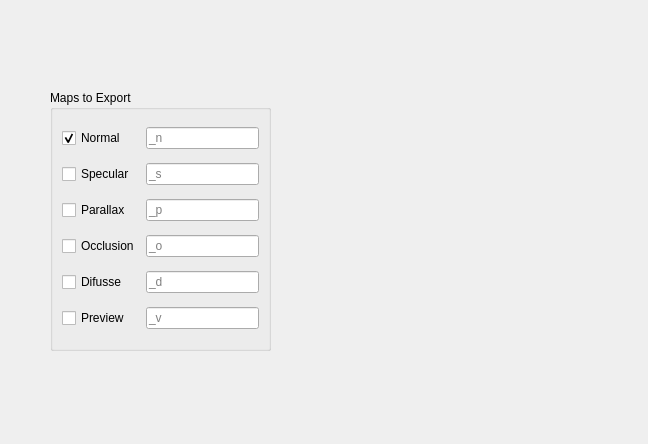
azagaya/laigter, file gui/exportwidget.ui: the form before one commit.
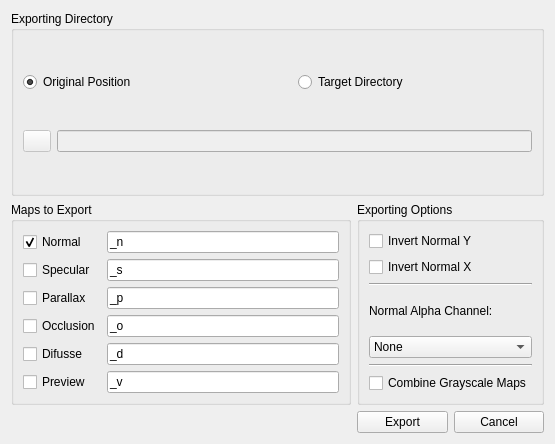
The form after the commit. Icons and pictures are not drawn.

Commit message: Export widget has previous functionality now

Patch:
```diff
--- a/gui/exportwidget.ui
+++ b/gui/exportwidget.ui
@@ -6,22 +6,68 @@
    <rect>
     <x>0</x>
     <y>0</y>
-    <width>648</width>
+    <width>555</width>
     <height>444</height>
    </rect>
   </property>
   <property name="windowTitle">
    <string>Export</string>
   </property>
+  <layout class="QGridLayout" name="gridLayout_4">
+   <item row="0" column="0" colspan="3">
+    <widget class="QGroupBox" name="groupBox_2">
+     <property name="title">
+      <string>Exporting Directory</string>
+     </property>
+     <layout class="QGridLayout" name="gridLayout_2">
+      <item row="0" column="0" colspan="2">
+       <widget class="QRadioButton" name="radioButtonOriginalPos">
+        <property name="text">
+         <string>Original Position</string>
+        </property>
+        <property name="checked">
+         <bool>true</bool>
+        </property>
+       </widget>
+      </item>
+      <item row="0" column="2">
+       <widget class="QRadioButton" name="radioButtonTargetPos">
+        <property name="text">
+         <string>Target Directory</string>
+        </property>
+       </widget>
+      </item>
+      <item row="1" column="0">
+       <widget class="QPushButton" name="pushButtonExportDirectory">
+        <property name="enabled">
+         <bool>false</bool>
+        </property>
+        <property name="maximumSize">
+         <size>
+          <width>28</width>
+          <height>28</height>
+         </size>
+        </property>
+        <property name="text">
+         <string/>
+        </property>
+        <property name="icon">
+         <iconset theme="open"/>
+        </property>
+       </widget>
+      </item>
+      <item row="1" column="1" colspan="2">
+       <widget class="QLineEdit" name="lineEdit">
+        <property name="enabled">
+         <bool>false</bool>
+        </property>
+       </widget>
+      </item>
+     </layout>
+    </widget>
+   </item>
+   <item row="1" column="0">
   <widget class="QGroupBox" name="groupBox">
-   <property name="geometry">
-    <rect>
-     <x>50</x>
-     <y>90</y>
-     <width>221</width>
-     <height>261</height>
-    </rect>
-   </property>
    <property name="title">
     <string>Maps to Export</string>
    </property>
@@ -38,9 +84,12 @@
     </item>
     <item row="0" column="1">
      <widget class="QLineEdit" name="lineEditNormalPostfix">
-      <property name="placeholderText">
+        <property name="text">
        <string>_n</string>
       </property>
+        <property name="placeholderText">
+         <string/>
+        </property>
      </widget>
     </item>
     <item row="1" column="0">
@@ -52,9 +101,12 @@
     </item>
     <item row="1" column="1">
      <widget class="QLineEdit" name="lineEditSpecularPostfix">
-      <property name="placeholderText">
+        <property name="text">
        <string>_s</string>
       </property>
+        <property name="placeholderText">
+         <string/>
+        </property>
      </widget>
     </item>
     <item row="2" column="0">
@@ -66,9 +118,12 @@
     </item>
     <item row="2" column="1">
      <widget class="QLineEdit" name="lineEditParallaxPostfix">
-      <property name="placeholderText">
+        <property name="text">
        <string>_p</string>
       </property>
+        <property name="placeholderText">
+         <string/>
+        </property>
      </widget>
     </item>
     <item row="3" column="0">
@@ -80,9 +135,12 @@
     </item>
     <item row="3" column="1">
      <widget class="QLineEdit" name="lineEditOcclusionPostFix">
-      <property name="placeholderText">
+        <property name="text">
        <string>_o</string>
       </property>
+        <property name="placeholderText">
+         <string/>
+        </property>
      </widget>
     </item>
     <item row="4" column="0">
@@ -94,9 +152,12 @@
     </item>
     <item row="4" column="1">
      <widget class="QLineEdit" name="lineEditDiffusePostFix">
-      <property name="placeholderText">
+        <property name="text">
        <string>_d</string>
       </property>
+        <property name="placeholderText">
+         <string/>
+        </property>
      </widget>
     </item>
     <item row="5" column="0">
@@ -108,13 +169,126 @@
     </item>
     <item row="5" column="1">
      <widget class="QLineEdit" name="lineEditPreviewPostfix">
-      <property name="placeholderText">
+        <property name="text">
        <string>_v</string>
       </property>
+        <property name="placeholderText">
+         <string/>
+        </property>
      </widget>
     </item>
    </layout>
   </widget>
+   </item>
+   <item row="1" column="1" colspan="2">
+    <widget class="QGroupBox" name="groupBox_3">
+     <property name="title">
+      <string>Exporting Options</string>
+     </property>
+     <layout class="QGridLayout" name="gridLayout_3">
+      <item row="6" column="0">
+       <widget class="QCheckBox" name="checkBoxCombinedMaps">
+        <property name="toolTip">
+         <string>This Option will export Specular, Parallax, and Occlusion maps in a single RGB image.</string>
+        </property>
+        <property name="text">
+         <string>Combine Grayscale Maps</string>
+        </property>
+       </widget>
+      </item>
+      <item row="5" column="0">
+       <widget class="Line" name="line_2">
+        <property name="orientation">
+         <enum>Qt::Horizontal</enum>
+        </property>
+       </widget>
+      </item>
+      <item row="1" column="0">
+       <widget class="QCheckBox" name="checkBoxInvertX">
+        <property name="text">
+         <string>Invert Normal X</string>
+        </property>
+       </widget>
+      </item>
+      <item row="2" column="0">
+       <widget class="Line" name="line">
+        <property name="orientation">
+         <enum>Qt::Horizontal</enum>
+        </property>
+       </widget>
+      </item>
+      <item row="4" column="0">
+       <widget class="QComboBox" name="comboBoxNormalAlpha">
+        <item>
+         <property name="text">
+          <string>None</string>
+         </property>
+        </item>
+        <item>
+         <property name="text">
+          <string>Specular</string>
+         </property>
+        </item>
+        <item>
+         <property name="text">
+          <string>Parallax</string>
+         </property>
+        </item>
+        <item>
+         <property name="text">
+          <string>Occlusion</string>
+         </property>
+        </item>
+       </widget>
+      </item>
+      <item row="0" column="0">
+       <widget class="QCheckBox" name="checkBoxInvertY">
+        <property name="text">
+         <string>Invert Normal Y</string>
+        </property>
+       </widget>
+      </item>
+      <item row="3" column="0">
+       <widget class="QLabel" name="label">
+        <property name="toolTip">
+         <string>Embedd this map as the alpha channel of normal map.</string>
+        </property>
+        <property name="text">
+         <string>Normal Alpha Channel:</string>
+        </property>
+       </widget>
+      </item>
+     </layout>
+    </widget>
+   </item>
+   <item row="2" column="0">
+    <spacer name="horizontalSpacer">
+     <property name="orientation">
+      <enum>Qt::Horizontal</enum>
+     </property>
+     <property name="sizeHint" stdset="0">
+      <size>
+       <width>263</width>
+       <height>20</height>
+      </size>
+     </property>
+    </spacer>
+   </item>
+   <item row="2" column="1">
+    <widget class="QPushButton" name="pushButton">
+     <property name="text">
+      <string>Export</string>
+     </property>
+    </widget>
+   </item>
+   <item row="2" column="2">
+    <widget class="QPushButton" name="pushButton_2">
+     <property name="text">
+      <string>Cancel</string>
+     </property>
+    </widget>
+   </item>
+  </layout>
  </widget>
  <resources/>
  <connections/>
```
Left out of the diff: 35 changed lines with no effect on the pictures. Lines whose indentation alone changed are shown as unchanged. The commit also changes 5 other files.
